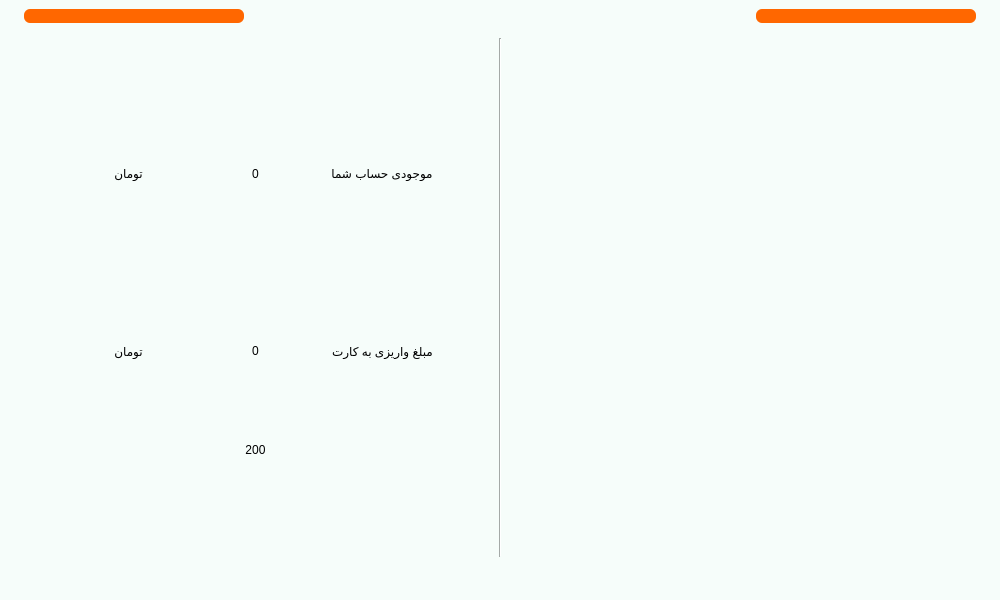
Before: the Qt Designer form main.ui in Farazist/raspberrypi-app, drawn with Qt 5.
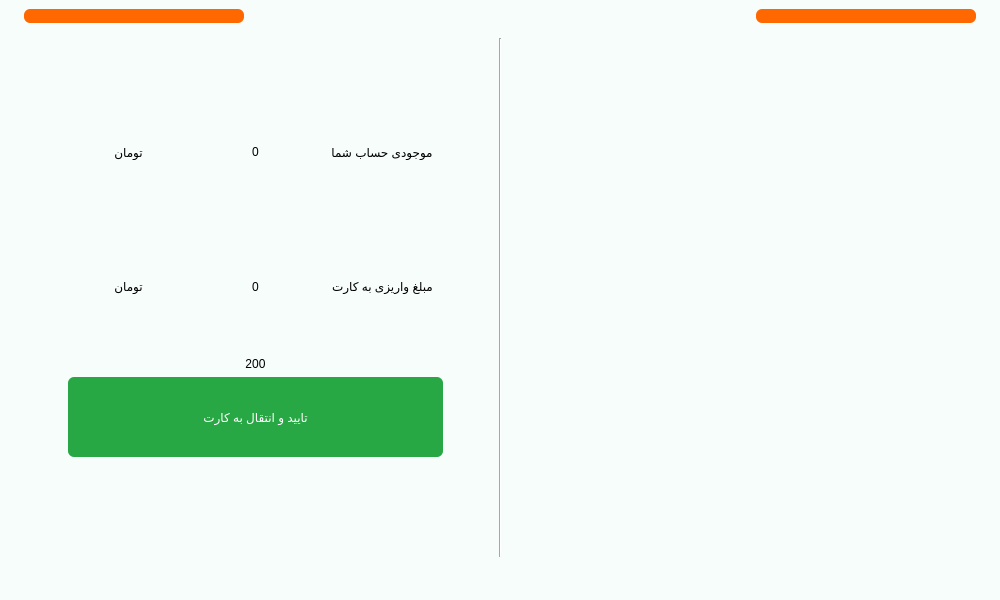
After: the same form once the commit is applied. The open tabs and pages were chosen to show the change. Icons and pictures are not drawn.

Commit message: add confirmation btn in rfid stack

The edit to the form file:
```diff
--- a/main.ui
+++ b/main.ui
@@ -4066,6 +4066,40 @@
             </item>
            </layout>
           </item>
+          <item>
+           <widget class="QPushButton" name="pushButton">
+            <property name="minimumSize">
+             <size>
+              <width>200</width>
+              <height>80</height>
+             </size>
+            </property>
+            <property name="maximumSize">
+             <size>
+              <width>16777215</width>
+              <height>80</height>
+             </size>
+            </property>
+            <property name="styleSheet">
+             <string notr="true">QPushButton{
+background-color: #28a745;
+color: rgb(255, 255, 255);
+font: 24pt &quot;IRANSans&quot;;
+padding: 3px; 
+border: none; 
+border-radius: 6px;
+outline-style: none;
+}
+QPushButton:pressed {
+background-color: #145222;
+border-style: inset;
+}</string>
+            </property>
+            <property name="text">
+             <string>تایید و انتقال به کارت</string>
+            </property>
+           </widget>
+          </item>
          </layout>
         </item>
         <item>
```
Left out of the diff: 6 changed lines with no effect on the pictures.
